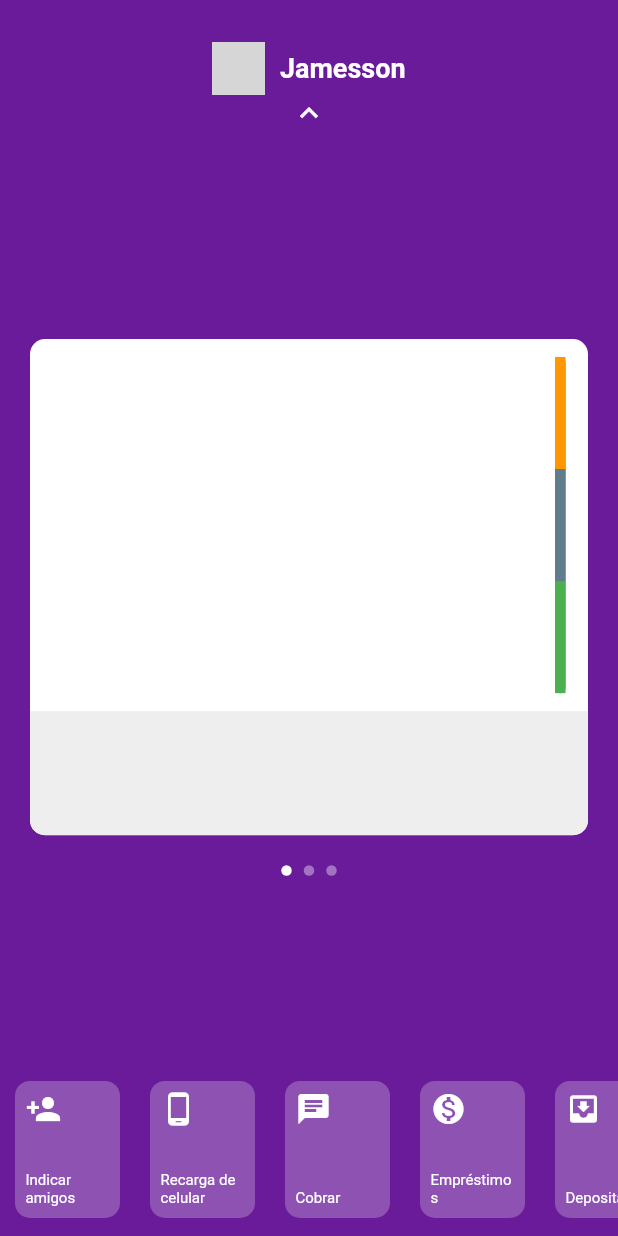
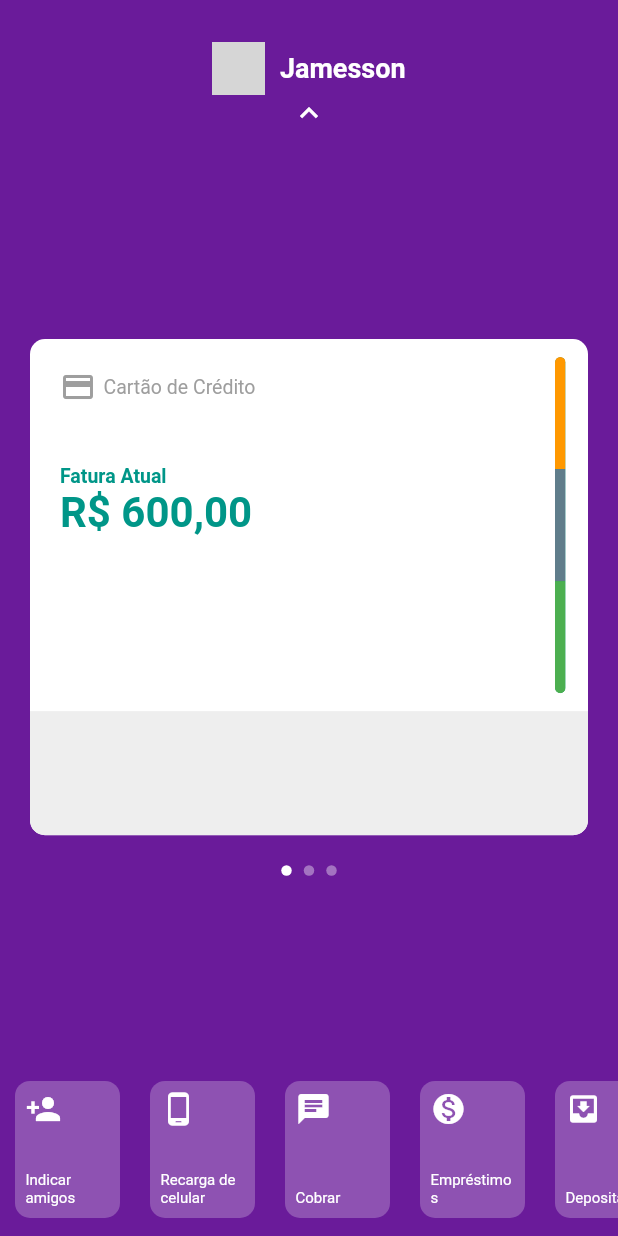
Before and after one commit to jamessonsena/nubank_flutter, a Flutter app: the screen it shows after launch, on a phone screen of 412 x 824 dp. Run offline on Flutter 3.47's test engine with Material 2 defaults, Android fonts, the phone set to English and light mode, and no system bars; network calls fail; grey boxes are pictures that could not be loaded.

```diff
--- a/nubank/lib/pages/home/widgets/first_card.dart
+++ b/nubank/lib/pages/home/widgets/first_card.dart
@@ -14,12 +14,60 @@ class FirstCard extends StatelessWidget {
                 children: <Widget>[
                   Expanded(
                     child: Column(
-                      children: <Widget>[],
+                      crossAxisAlignment: CrossAxisAlignment.start,
+                      children: <Widget>[
+                        Padding(
+                          padding: const EdgeInsets.all(20),
+                          child: Row(
+                            children: <Widget>[
+                              Icon(
+                                Icons.credit_card,
+                                color: Colors.grey,
+                              ),
+                              SizedBox(
+                                width: 5,
+                              ),
+                              Text(
+                                'Cartão de Crédito',
+                                style:
+                                    TextStyle(color: Colors.grey, fontSize: 13),
+                              ),
+                            ],
+                          ),
+                        ),
+                        Padding(
+                          padding: const EdgeInsets.all(20.0),
+                          child: Column(
+                            crossAxisAlignment: CrossAxisAlignment.start,
+                            children: <Widget>[
+                              Text(
+                                'Fatura Atual',
+                                style: TextStyle(
+                                  color: Colors.teal,
+                                  fontSize: 13,
+                                  fontWeight: FontWeight.bold,
+                                ),
+                              ),
+                              Text(
+                                'R\$ 600,00',
+                                textAlign: TextAlign.start,
+                                style: TextStyle(
+                                  color: Colors.teal,
+                                  fontSize: 28,
+                                  fontWeight: FontWeight.bold,
+                                ),
+                              ),
+                            ],
+                          ),
+                        )
+                      ],
                     ),
                   ),
                   Padding(
                     padding: const EdgeInsets.only(
                         top: 12, bottom: 12, left: 10, right: 15),
+                    child: ClipRRect(
+                      borderRadius: BorderRadius.circular(10),
                       child: Container(
                         width: 7,
                         decoration: BoxDecoration(
@@ -28,12 +76,24 @@ class FirstCard extends StatelessWidget {
                         ),
                         child: Column(
                           children: <Widget>[
-                          Expanded(flex:3,child: Container(color: Colors.orange,)),
-                          Expanded(flex:3,child: Container(color: Colors.blueGrey,)),
-                          Expanded(flex:3,child: Container(color: Colors.green,)),
-
+                            Expanded(
+                                flex: 3,
+                                child: Container(
+                                  color: Colors.orange,
+                                )),
+                            Expanded(
+                                flex: 3,
+                                child: Container(
+                                  color: Colors.blueGrey,
+                                )),
+                            Expanded(
+                                flex: 3,
+                                child: Container(
+                                  color: Colors.green,
+                                )),
                           ],
-                      ) ,
+                        ),
+                      ),
                     ),
                   ),
                 ],
```
Lines whose indentation alone changed are shown as unchanged.
